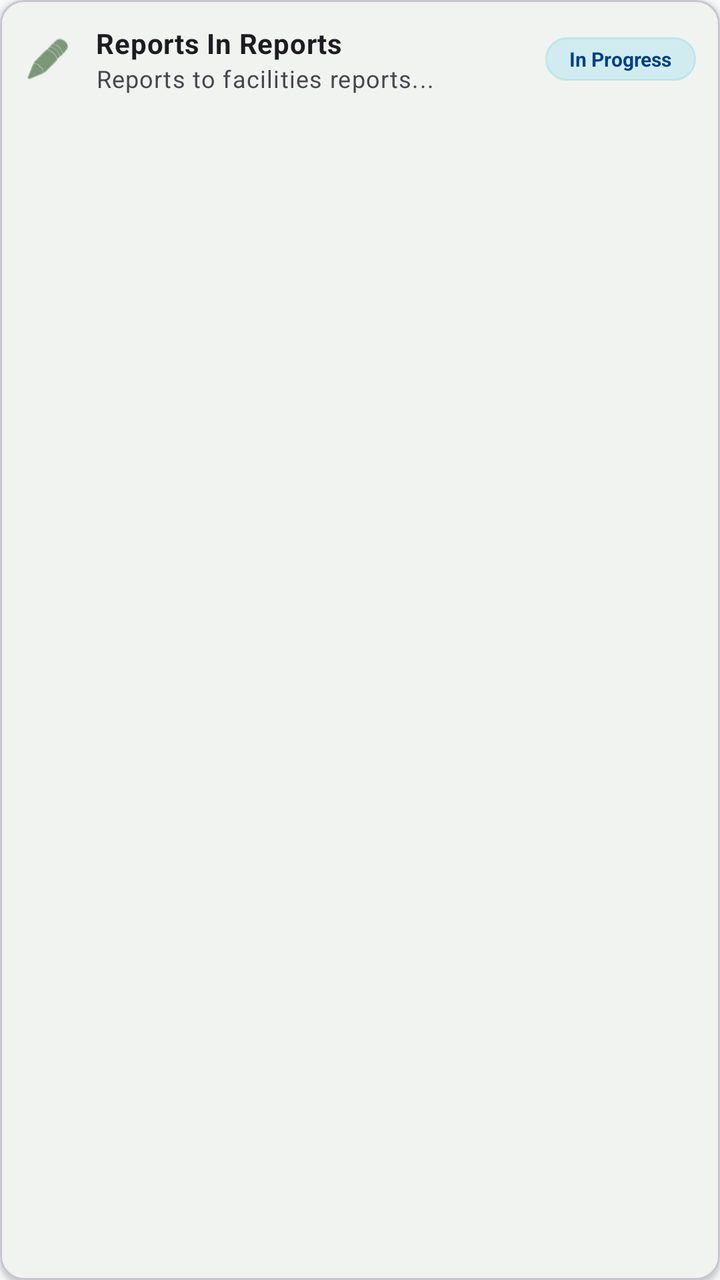
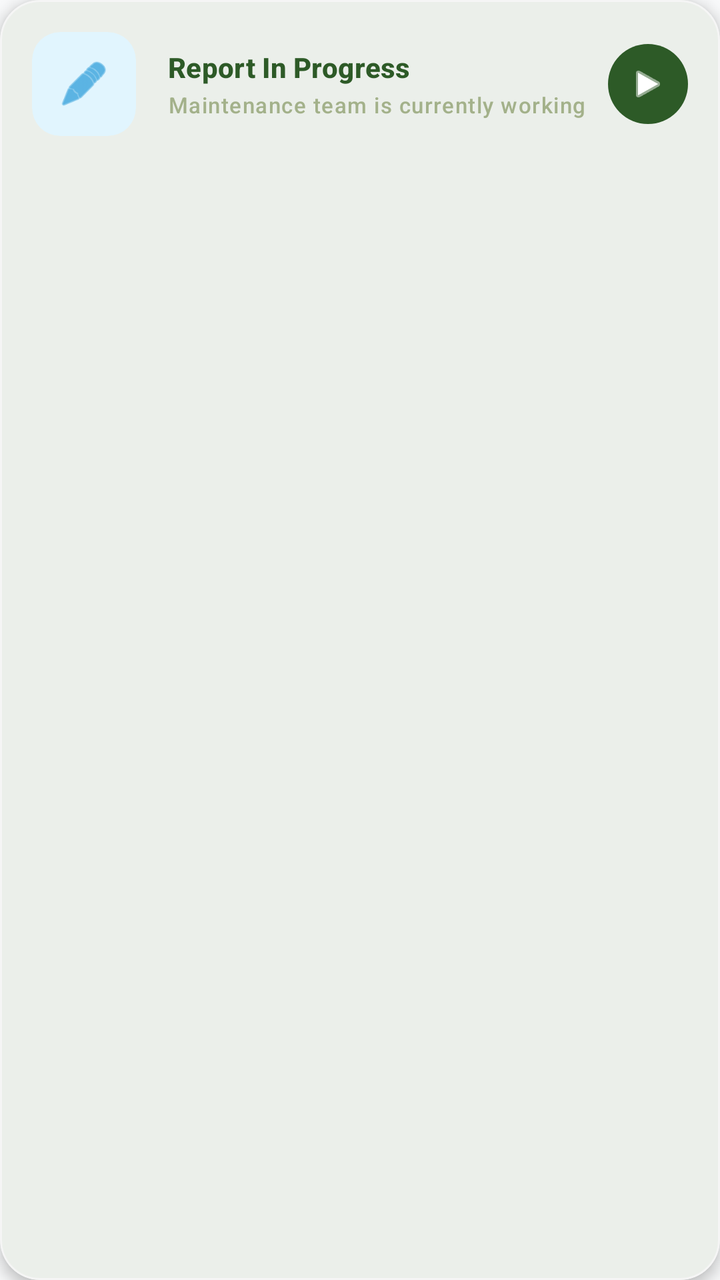

Before-and-after screenshots of an Android layout around one commit, followed by the original layout XML and the change that was made.
<!-- AndroidManifest.xml: application theme Theme.CampusAlert -->
<!-- res/layout/item_recent_activity_progress.xml -->
<?xml version="1.0" encoding="utf-8"?>
<com.google.android.material.card.MaterialCardView xmlns:android="http://schemas.android.com/apk/res/android"
    xmlns:app="http://schemas.android.com/apk/res-auto"
    android:layout_width="match_parent"
    android:layout_height="wrap_content"
    android:layout_marginBottom="8dp"
    app:cardCornerRadius="12dp"
    app:cardElevation="2dp">

    <LinearLayout
        android:layout_width="match_parent"
        android:layout_height="wrap_content"
        android:gravity="center_vertical"
        android:orientation="horizontal"
        android:padding="12dp">

        <ImageView
            android:layout_width="24dp"
            android:layout_height="24dp"
            android:src="@android:drawable/ic_menu_edit"
            app:tint="@color/forest_green" />

        <LinearLayout
            android:layout_width="0dp"
            android:layout_height="wrap_content"
            android:layout_marginStart="12dp"
            android:layout_weight="1"
            android:orientation="vertical">

            <TextView
                android:layout_width="wrap_content"
                android:layout_height="wrap_content"
                android:text="Reports In Reports"
                android:textAppearance="@style/TextAppearance.Material3.BodyMedium"
                android:textStyle="bold" />

            <TextView
                android:layout_width="wrap_content"
                android:layout_height="wrap_content"
                android:text="Reports to facilities reports..."
                android:textAppearance="@style/TextAppearance.Material3.BodySmall" />
        </LinearLayout>

        <TextView
            android:layout_width="wrap_content"
            android:layout_height="wrap_content"
            android:background="@drawable/bg_pill_progress"
            android:paddingHorizontal="12dp"
            android:paddingVertical="4dp"
            android:text="In Progress"
            android:textColor="#004085"
            android:textStyle="bold"
            android:textSize="10sp" />
    </LinearLayout>
</com.google.android.material.card.MaterialCardView>
<!-- resources referenced by this layout -->
<resources>
  <color name="forest_green">#2D5A27</color>
  <!-- drawable bg_pill_progress (drawable) -->
  <?xml version="1.0" encoding="utf-8"?>
  <shape xmlns:android="http://schemas.android.com/apk/res/android">
      <solid android:color="#D1ECF1"/>
      <corners android:radius="16dp"/>
      <stroke android:width="1dp" android:color="#BEE5EB"/>
  </shape>
  <style name="Theme.CampusAlert" parent="Base.Theme.CampusAlert" />
  <style name="Base.Theme.CampusAlert" parent="Theme.Material3.DayNight.NoActionBar">
          
          <item name="colorPrimary">@color/primary</item>
          <item name="colorOnPrimary">@color/onPrimary</item>
          
          <item name="colorSecondary">@color/secondary</item>
          <item name="colorOnSecondary">@color/onSecondary</item>
          
          <item name="android:statusBarColor">?attr/colorPrimary</item>
          
          <item name="android:windowBackground">@color/background</item>
          <item name="colorSurface">@color/surface</item>
          
          
          <item name="shapeAppearanceLargeComponent">@style/ShapeAppearance.CampusAlert.Large</item>
          <item name="shapeAppearanceMediumComponent">@style/ShapeAppearance.CampusAlert.Medium</item>
      </style>
  <color name="primary">@color/forest_green</color>
  <color name="onPrimary">@color/white</color>
  <color name="secondary">@color/sage_green</color>
  <color name="onSecondary">@color/black</color>
  <color name="background">@color/light_gray</color>
  <color name="surface">@color/white</color>
  <style name="ShapeAppearance.CampusAlert.Large" parent="ShapeAppearance.Material3.LargeComponent">
          <item name="cornerSize">16dp</item>
      </style>
  <style name="ShapeAppearance.CampusAlert.Medium" parent="ShapeAppearance.Material3.MediumComponent">
          <item name="cornerSize">12dp</item>
      </style>
  <color name="white">#FFFFFFFF</color>
  <color name="sage_green">#A3B18A</color>
  <color name="black">#FF000000</color>
  <color name="light_gray">#F8F9FA</color>
</resources>

<!-- the commit's change to res/layout/item_recent_activity_progress.xml (unified diff, before → after) -->
@@ -3,53 +3,81 @@
     xmlns:app="http://schemas.android.com/apk/res-auto"
     android:layout_width="match_parent"
     android:layout_height="wrap_content"
-    android:layout_marginBottom="8dp"
-    app:cardCornerRadius="12dp"
-    app:cardElevation="2dp">
+    android:layout_marginHorizontal="16dp"
+    android:layout_marginVertical="8dp"
+    app:cardCornerRadius="20dp"
+    app:cardElevation="4dp"
+    app:strokeWidth="1dp"
+    app:strokeColor="#F5F5F5"
+    app:cardBackgroundColor="@color/white">
 
     <LinearLayout
         android:layout_width="match_parent"
         android:layout_height="wrap_content"
         android:gravity="center_vertical"
         android:orientation="horizontal"
-        android:padding="12dp">
+        android:padding="16dp">
 
-        <ImageView
-            android:layout_width="24dp"
-            android:layout_height="24dp"
-            android:src="@android:drawable/ic_menu_edit"
-            app:tint="@color/forest_green" />
+        
+        <com.google.android.material.card.MaterialCardView
+            android:layout_width="52dp"
+            android:layout_height="52dp"
+            app:cardCornerRadius="14dp"
+            app:cardBackgroundColor="#E1F5FE"
+            app:cardElevation="0dp"
+            app:strokeWidth="0dp">
+            <ImageView
+                android:id="@+id/status_icon"
+                android:layout_width="26dp"
+                android:layout_height="26dp"
+                android:layout_gravity="center"
+                android:src="@android:drawable/ic_menu_edit"
+                app:tint="#0288D1" />
+        </com.google.android.material.card.MaterialCardView>
 
+        
         <LinearLayout
             android:layout_width="0dp"
             android:layout_height="wrap_content"
-            android:layout_marginStart="12dp"
+            android:layout_marginStart="16dp"
             android:layout_weight="1"
             android:orientation="vertical">
 
             <TextView
+                android:id="@+id/report_title"
                 android:layout_width="wrap_content"
                 android:layout_height="wrap_content"
-                android:text="Reports In Reports"
-                android:textAppearance="@style/TextAppearance.Material3.BodyMedium"
+                android:text="Report In Progress"
+                android:textAppearance="@style/TextAppearance.Material3.TitleSmall"
+                android:textColor="@color/forest_green"
                 android:textStyle="bold" />
 
             <TextView
+                android:id="@+id/report_building"
                 android:layout_width="wrap_content"
                 android:layout_height="wrap_content"
-                android:text="Reports to facilities reports..."
-                android:textAppearance="@style/TextAppearance.Material3.BodySmall" />
+                android:text="Maintenance team is currently working"
+                android:textAppearance="@style/TextAppearance.Material3.LabelSmall"
+                android:textColor="@color/sage_green"
+                android:layout_marginTop="2dp" />
         </LinearLayout>
 
-        <TextView
-            android:layout_width="wrap_content"
-            android:layout_height="wrap_content"
-            android:background="@drawable/bg_pill_progress"
-            android:paddingHorizontal="12dp"
-            android:paddingVertical="4dp"
-            android:text="In Progress"
-            android:textColor="#004085"
-            android:textStyle="bold"
-            android:textSize="10sp" />
+        
+        
+        <com.google.android.material.button.MaterialButton
+            android:id="@+id/status_pill"
+            style="@style/Widget.Material3.Button.IconButton.Filled"
+            android:layout_width="40dp"
+            android:layout_height="40dp"
+            android:insetLeft="0dp"
+            android:insetTop="0dp"
+            android:insetRight="0dp"
+            android:insetBottom="0dp"
+            app:icon="@android:drawable/ic_media_play"
+            app:iconSize="20dp"
+            app:iconTint="@color/white"
+            app:backgroundTint="@color/forest_green"
+            app:shapeAppearanceOverlay="@style/ShapeAppearance.Material3.Corner.Full" />
+
     </LinearLayout>
 </com.google.android.material.card.MaterialCardView>
<!-- resource entries referenced after the edit -->
@@ -1,13 +1,6 @@
 <!-- resources referenced by this layout -->
 <resources>
   <color name="forest_green">#2D5A27</color>
-  <!-- drawable bg_pill_progress (drawable) -->
-  <?xml version="1.0" encoding="utf-8"?>
-  <shape xmlns:android="http://schemas.android.com/apk/res/android">
-      <solid android:color="#D1ECF1"/>
-      <corners android:radius="16dp"/>
-      <stroke android:width="1dp" android:color="#BEE5EB"/>
-  </shape>
   <style name="Theme.CampusAlert" parent="Base.Theme.CampusAlert" />
   <style name="Base.Theme.CampusAlert" parent="Theme.Material3.DayNight.NoActionBar">
           
